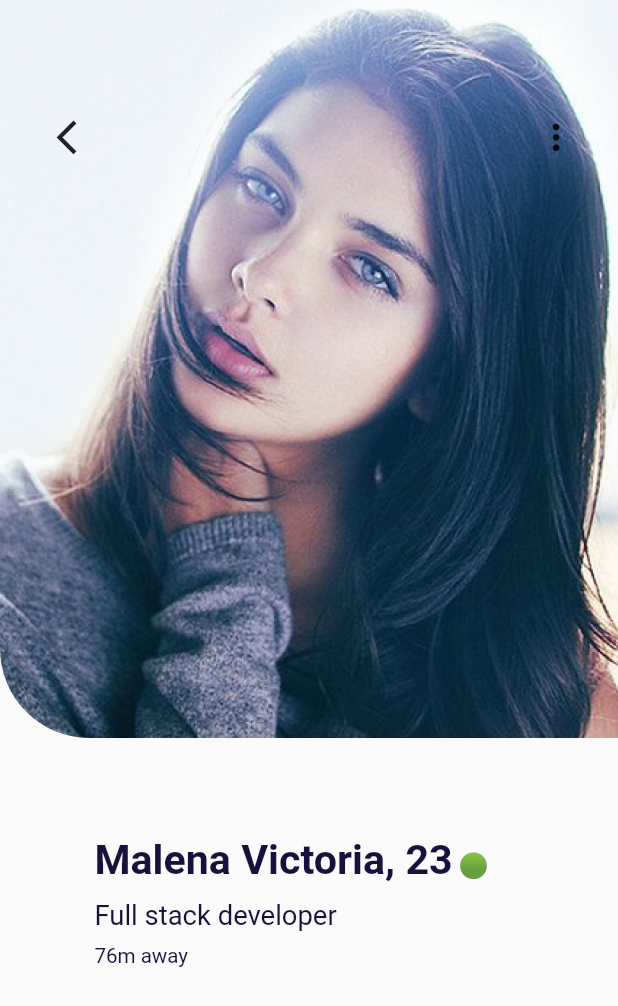
After one commit to jobic10/flutter-uis, a Flutter app: the RecommendationDetailsScreen screen opened directly, on a phone screen of 412 x 824 dp. The commit adds this screen. Shown: the top 1006 px of the screen. Run offline on Flutter 3.47's test engine with Material 2 defaults, Android fonts, the phone set to English and light mode, and no system bars; our stand-ins replace flutter_screenutil.

Commit message:
Text added

```diff
--- a/lib/projects/dating/screens/recommendation.dart
+++ b/lib/projects/dating/screens/recommendation.dart
@@ -1,5 +1,6 @@
 import 'package:flutter/material.dart';
 import 'package:flutter_screenutil/flutter_screenutil.dart';
+import 'package:flutter_uis/projects/dating/screens/recommendation_details_screen.dart';
 import 'package:flutter_uis/projects/dating/widgets/bottom_nav.dart';
 
 class RecommendationScreen extends StatelessWidget {
@@ -16,7 +17,12 @@ class RecommendationScreen extends StatelessWidget {
         body: Column(
           children: [
             _appBar(),
-            Stack(
+            GestureDetector(
+              onTap: () {
+                Navigator.of(context).push(MaterialPageRoute(
+                    builder: (_) => RecommendationDetailsScreen()));
+              },
+              child: Stack(
                 children: [
                   ClipRRect(
                     borderRadius: BorderRadius.circular(20),
@@ -67,6 +73,7 @@ class RecommendationScreen extends StatelessWidget {
                     ),
                   )
                 ],
+              ),
             ),
             Container(
               height: 100.h,
--- /dev/null
+++ b/lib/projects/dating/screens/recommendation_details_screen.dart
@@ -0,0 +1,109 @@
+import 'package:flutter/material.dart';
+import 'package:flutter_screenutil/flutter_screenutil.dart';
+
+class RecommendationDetailsScreen extends StatelessWidget {
+  const RecommendationDetailsScreen({Key? key}) : super(key: key);
+
+  Widget _appBar(BuildContext context) {
+    return Container(
+      height: 100.h,
+      padding: EdgeInsets.only(
+        left: 24.w,
+        right: 24.w,
+        top: 54.h,
+      ),
+      child: Container(
+        height: 34.h,
+        child: Row(
+          mainAxisAlignment: MainAxisAlignment.spaceBetween,
+          children: [
+            IconButton(
+              icon: Icon(
+                Icons.arrow_back_ios,
+                size: 24.w,
+              ),
+              onPressed: () {
+                Navigator.of(context).pop();
+              },
+            ),
+            Icon(
+              Icons.more_vert,
+              size: 24.w,
+            ),
+          ],
+        ),
+      ),
+    );
+  }
+
+  @override
+  Widget build(BuildContext context) {
+    return Scaffold(
+        body: Stack(
+      children: [
+        Column(
+          crossAxisAlignment: CrossAxisAlignment.stretch,
+          children: [
+            Align(
+              alignment: Alignment.topRight,
+              child: ClipRRect(
+                borderRadius: BorderRadius.only(
+                  bottomLeft: Radius.circular(50.h),
+                ),
+                child: Image.asset(
+                  'assets/dating/images/rose2.png',
+                  width: 380.w,
+                  height: 412.h,
+                  fit: BoxFit.cover,
+                ),
+              ),
+            ),
+            Container(
+              padding: EdgeInsets.only(
+                top: 46.h,
+                left: 55.w,
+              ),
+              child: RichText(
+                text: TextSpan(
+                  style: TextStyle(
+                    height: 1.4.h,
+                    color: Color(0XFF16123D),
+                  ),
+                  children: [
+                    TextSpan(
+                      text: 'Malena Victoria, 23',
+                      style: TextStyle(
+                        fontWeight: FontWeight.bold,
+                        fontSize: 24.sp,
+                      ),
+                    ),
+                    TextSpan(
+                      text: ' \u{1F7E2} \n',
+                      style: TextStyle(
+                        fontWeight: FontWeight.bold,
+                        fontSize: 14.sp,
+                      ),
+                    ),
+                    TextSpan(
+                      text: 'Full stack developer \n',
+                      style: TextStyle(
+                        fontSize: 16.sp,
+                      ),
+                    ),
+                    TextSpan(
+                      text: '76m away',
+                      style: TextStyle(
+                        fontSize: 12.sp,
+                      ),
+                    ),
+                  ],
+                ),
+              ),
+            )
+          ],
+        ),
+        _appBar(context),
+      ],
+    ));
+  }
+}
```
Lines whose indentation alone changed are shown as unchanged.
